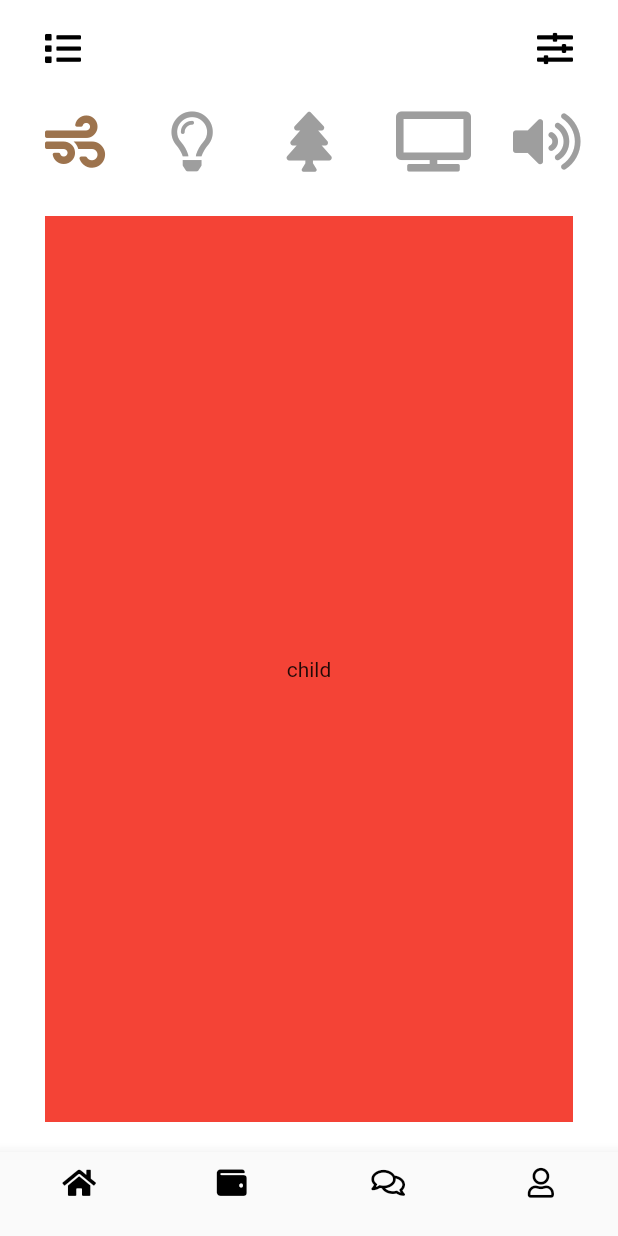
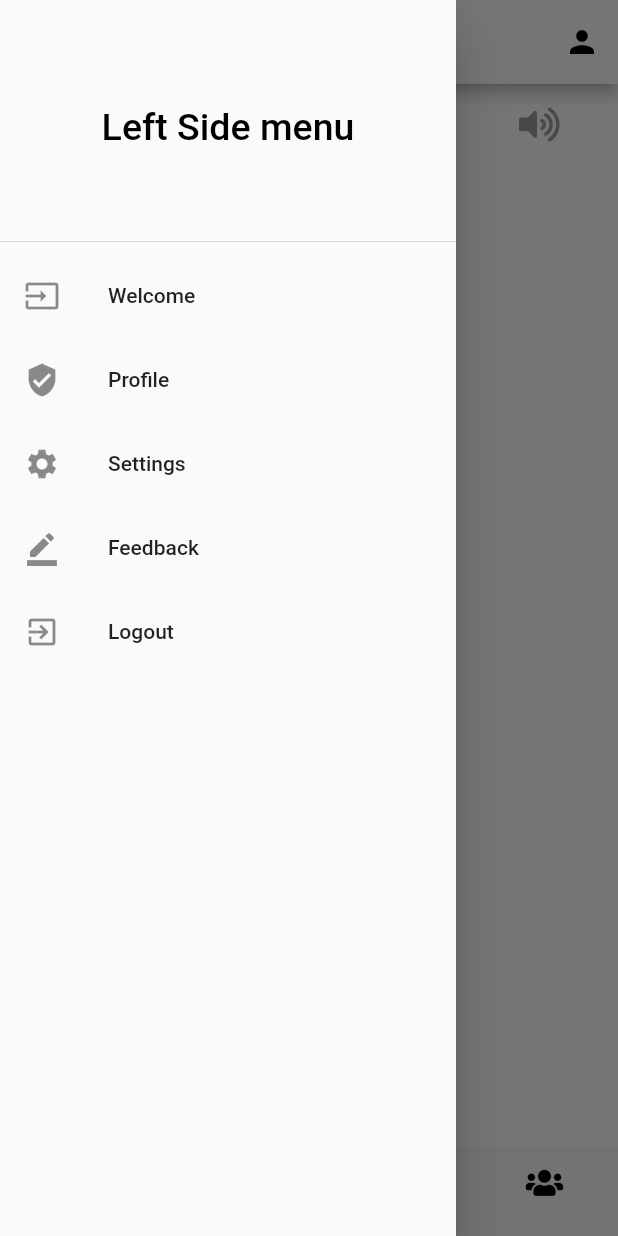
Before and after one commit to gLuColte/Flutter-Online-SmartHomeApp, a Flutter app: the screen it shows after launch, with the side drawer open (before the commit the screen has no drawer), on a phone screen of 412 x 824 dp. Run offline on Flutter 3.47's test engine with Material 2 defaults, Android fonts, the phone set to English and light mode, and no system bars; our stand-ins replace font_awesome_flutter.

```diff
--- a/lib/screens/home_screen.dart
+++ b/lib/screens/home_screen.dart
@@ -1,5 +1,6 @@
 import 'package:flutter/material.dart';
 import 'package:font_awesome_flutter/font_awesome_flutter.dart';
+import 'package:smart_home_app/main.dart';
 
 class HomeScreen extends StatefulWidget {
   @override
@@ -7,107 +8,168 @@ class HomeScreen extends StatefulWidget {
 }
 
 class _HomeScreenState extends State<HomeScreen> {
+  // Drawer
+  GlobalKey<ScaffoldState> _drawerKey = GlobalKey();
+
+  // Build Bottom Bar Items
+  BottomNavigationBarItem _buildBottomItem({IconData icon}){
+    return BottomNavigationBarItem(
+        icon: Icon(
+          icon,
+          size: 20.0,
+          color: Colors.black,
+        ),
+        title: SizedBox.shrink()
+    );
+  }
+
   @override
   Widget build(BuildContext context) {
-    return Scaffold(
-      body: SafeArea(
-        child: Padding(
-          padding: EdgeInsets.fromLTRB(30, 20, 30, 20),
-          child: Column(
-          children: <Widget>[
-            Row(
-              mainAxisAlignment: MainAxisAlignment.spaceBetween,
-              children: <Widget>[
-                Icon(
-                  FontAwesomeIcons.list,
-                  color: Colors.black,
-                ),
-                Icon(
-                  FontAwesomeIcons.slidersH,
-                  color: Colors.black,
-                ),
-              ],
-            ),
-            SizedBox(height: 30.0,),
-            // To Be Replaced
-            Row(
-              mainAxisAlignment: MainAxisAlignment.spaceBetween,
-              children: <Widget>[
-                Icon(
-                  FontAwesomeIcons.wind,
-                  color: Theme.of(context).accentColor,
-                  size: 40.0,
-                ),
-                Icon(
-                  FontAwesomeIcons.lightbulb,
-                  color: Colors.grey,
-                  size: 40.0,
-                ),
-                Icon(
-                  FontAwesomeIcons.tree,
-                  color: Colors.grey,
-                  size: 40.0,
-                ),
-                Icon(
-                  FontAwesomeIcons.tv,
-                  color: Colors.grey,
-                  size: 40.0,
-                ),
-                Icon(
-                  FontAwesomeIcons.volumeUp,
-                  color: Colors.grey,
-                  size: 40.0,
-                ),
-              ],
-            ),
-            SizedBox(height: 30.0,),
-            Expanded(
-              child: Container(
-                child: Center(child: Text('child')),
-                color: Colors.red,
-              ),
+    return SafeArea(
+      child: Scaffold(
+        drawer: leadDrawer(),
+        endDrawer: endDrawer(),
+        appBar: AppBar(
+          backgroundColor: Colors.white,
+          leading: Builder(
+            builder: (context){
+              return IconButton(
+                icon: Icon(FontAwesomeIcons.list, color: Colors.black,),
+                onPressed: (){
+                  Scaffold.of(context).openDrawer();
+                },
+              );
+            },
+          ),
+          actions: <Widget>[
+            Builder(
+              builder: (context){
+                return IconButton(
+                  icon: Icon(Icons.person, color: Colors.black,),
+                  onPressed: (){
+                    Scaffold.of(context).openEndDrawer();
+                  },
+                );
+              },
             )
           ],
-      ),
+        ),
+        body: Column(
+          children: <Widget>[
+            Expanded(
+              child: DefaultTabController(
+                length: 5,
+                child: Scaffold(
+                  appBar: AppBar(
+                    bottomOpacity: 0.0,
+                    elevation: 0.0,
+                    backgroundColor: Colors.transparent,
+                    title: TabBar(
+                      unselectedLabelColor: Colors.grey,
+                      labelColor: Theme.of(context).accentColor,
+                      tabs: <Widget>[
+                        Tab(icon: Icon(FontAwesomeIcons.wind)),
+                        Tab(icon: Icon(FontAwesomeIcons.lightbulb)),
+                        Tab(icon: Icon(FontAwesomeIcons.tree)),
+                        Tab(icon: Icon(FontAwesomeIcons.tv)),
+                        Tab(icon: Icon(FontAwesomeIcons.volumeUp)),
+                      ],
+                    )
+                  ),
+                  body: TabBarView(
+                    children: <Widget>[
+                      Icon(Icons.apps),
+                      Icon(Icons.apps),
+                      Icon(Icons.apps),
+                      Icon(Icons.apps),
+                      Icon(Icons.apps),
+                    ],
+                  ),
+                ),
+              )
+            ),
+          ],
+        ),
+        // TODO: Need to be replaced with a Clickable widget that opens to another window
+        bottomNavigationBar: BottomNavigationBar(
+
+          type: BottomNavigationBarType.fixed,
+          items: [
+            _buildBottomItem(icon: FontAwesomeIcons.home),
+            _buildBottomItem(icon: FontAwesomeIcons.wallet),
+            _buildBottomItem(icon: FontAwesomeIcons.comments),
+            _buildBottomItem(icon: FontAwesomeIcons.users),
+          ],
         ),
       ),
-      bottomNavigationBar: BottomNavigationBar(
-        type: BottomNavigationBarType.fixed,
-        items: [
-          BottomNavigationBarItem(
-              icon: Icon(
-                FontAwesomeIcons.home,
-                size: 20.0,
-                color: Colors.black,
+    );
+  }
+}
+
+class leadDrawer extends StatelessWidget {
+  // Build Bottom Bar Items
+  ListTile _buildTile({BuildContext context, IconData icon, String text}){
+    return ListTile(
+        leading: Icon(icon,),
+        title: Text(text),
+        onTap: () => {Navigator.of(context).pop()},
+    );
+  }
+  @override
+  Widget build(BuildContext context) {
+    return Drawer(
+      child: ListView(
+        padding: EdgeInsets.zero,
+        children: <Widget>[
+          DrawerHeader(
+            child: Center(
+              child: Text(
+                'Left Side menu',
+                style: TextStyle(color: Colors.black, fontSize: 25),
               ),
-              title: SizedBox.shrink()
+            ),
           ),
-          BottomNavigationBarItem(
-              icon: Icon(
-                FontAwesomeIcons.wallet,
-                size: 20.0,
-                color: Colors.black,
-              ),
-              title: SizedBox.shrink()
-          ),
-          BottomNavigationBarItem(
-              icon: Icon(
-                FontAwesomeIcons.comments,
-                size: 20.0,
-                color: Colors.black,
-              ),
-              title: SizedBox.shrink()
-          ),
-          BottomNavigationBarItem(
-              icon: Icon(
-                FontAwesomeIcons.user,
-                size: 20.0,
-                color: Colors.black,
-              ),
-              title: SizedBox.shrink()
-          ),
+          _buildTile(context: context, icon : Icons.input, text: 'Welcome'),
+          _buildTile(context: context, icon : Icons.verified_user, text: 'Profile'),
+          _buildTile(context: context, icon : Icons.settings, text: 'Settings'),
+          _buildTile(context: context, icon : Icons.border_color, text: 'Feedback'),
+          _buildTile(context: context, icon : Icons.exit_to_app, text: 'Logout'),
         ],
       ),
     );
   }
 }
+
+class endDrawer extends StatelessWidget {
+  // Build Bottom Bar Items
+  ListTile _buildTile({BuildContext context, IconData icon, String text}){
+    return ListTile(
+      leading: Icon(icon,),
+      title: Text(text),
+      onTap: () => {Navigator.of(context).pop()},
+    );
+  }
+  @override
+  Widget build(BuildContext context) {
+    return Drawer(
+      child: ListView(
+        padding: EdgeInsets.zero,
+        children: <Widget>[
+          DrawerHeader(
+            child: Center(
+              child: Text(
+                'Right Side menu',
+                style: TextStyle(color: Colors.black, fontSize: 25),
+              ),
+            ),
+          ),
+          _buildTile(context: context, icon : Icons.input, text: 'Welcome'),
+          _buildTile(context: context, icon : Icons.verified_user, text: 'Profile'),
+          _buildTile(context: context, icon : Icons.settings, text: 'Settings'),
+          _buildTile(context: context, icon : Icons.border_color, text: 'Feedback'),
+          _buildTile(context: context, icon : Icons.exit_to_app, text: 'Logout'),
+        ],
+      ),
+    );
+  }
+}
```
